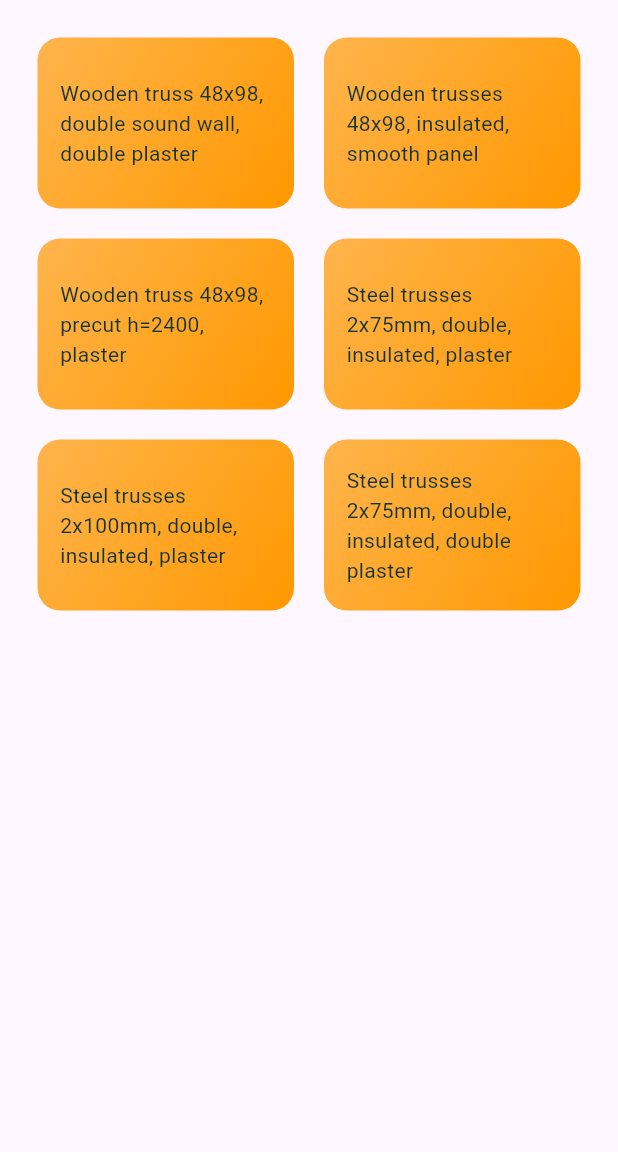
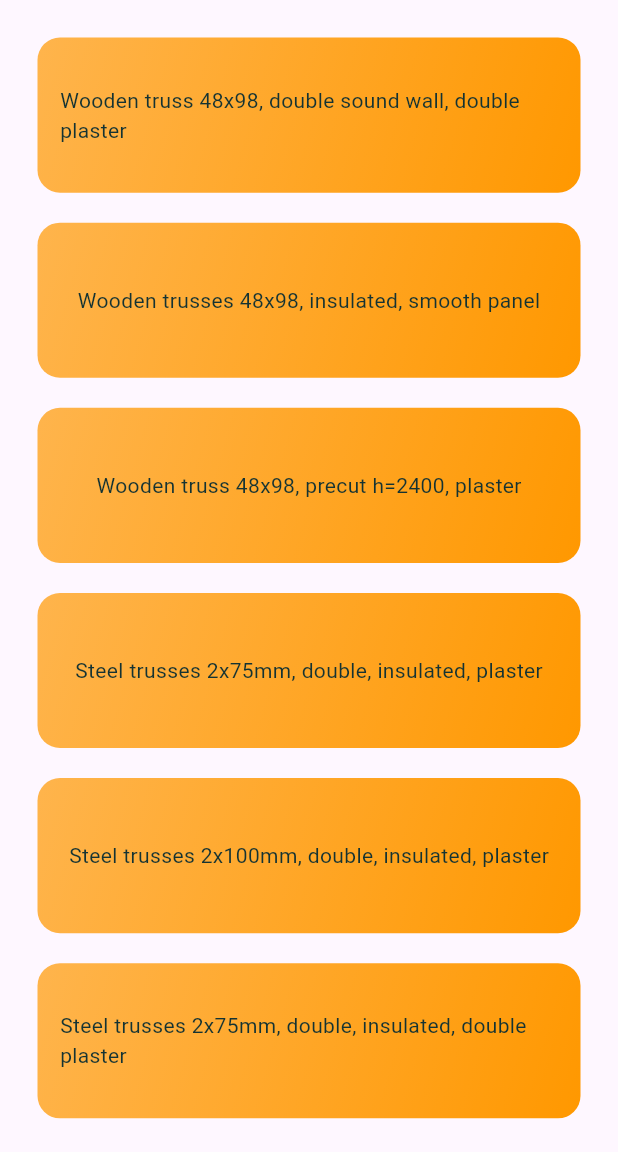
Before and after one commit to BenasVasiliauskas/cost_calculator, a Flutter app: the screen it shows after launch, on a phone screen of 412 x 824 dp, the part 84-1236 px from its top. Run offline on Flutter 3.47's test engine with Material 3 defaults, Android fonts, the phone set to English and light mode, and no system bars.

Commit message:
Gridview now is single item per row

```diff
--- a/lib/pages/categories_screen.dart
+++ b/lib/pages/categories_screen.dart
@@ -97,7 +97,7 @@ class _CategoriesScreenState extends State<CategoriesScreen> {
         title: const Text('Bygg Kalk'),
       ),
       body: languageEnglish == true
-          ? GridView(
+          ? GridView.count(
               padding: const EdgeInsets.all(25),
               children: data
                   .map(
@@ -117,14 +117,11 @@ class _CategoriesScreenState extends State<CategoriesScreen> {
                     ),
                   )
                   .toList(),
-              gridDelegate: SliverGridDelegateWithMaxCrossAxisExtent(
-                maxCrossAxisExtent: 200,
-                childAspectRatio: 3 / 2,
-                crossAxisSpacing: 20,
-                mainAxisSpacing: 20,
-              ),
+              crossAxisCount: 1,
+              mainAxisSpacing: 20,
+              childAspectRatio: 7 / 2,
             )
-          : GridView(
+          : GridView.count(
               padding: const EdgeInsets.all(25),
               children: norwData
                   .map(
@@ -144,12 +141,9 @@ class _CategoriesScreenState extends State<CategoriesScreen> {
                     ),
                   )
                   .toList(),
-              gridDelegate: SliverGridDelegateWithMaxCrossAxisExtent(
-                maxCrossAxisExtent: 200,
-                childAspectRatio: 3 / 2,
-                crossAxisSpacing: 20,
-                mainAxisSpacing: 20,
-              ),
+              crossAxisCount: 1,
+              mainAxisSpacing: 20,
+              childAspectRatio: 7 / 2,
             ),
     );
   }
```
Also changed, not shown: 1 other file.
